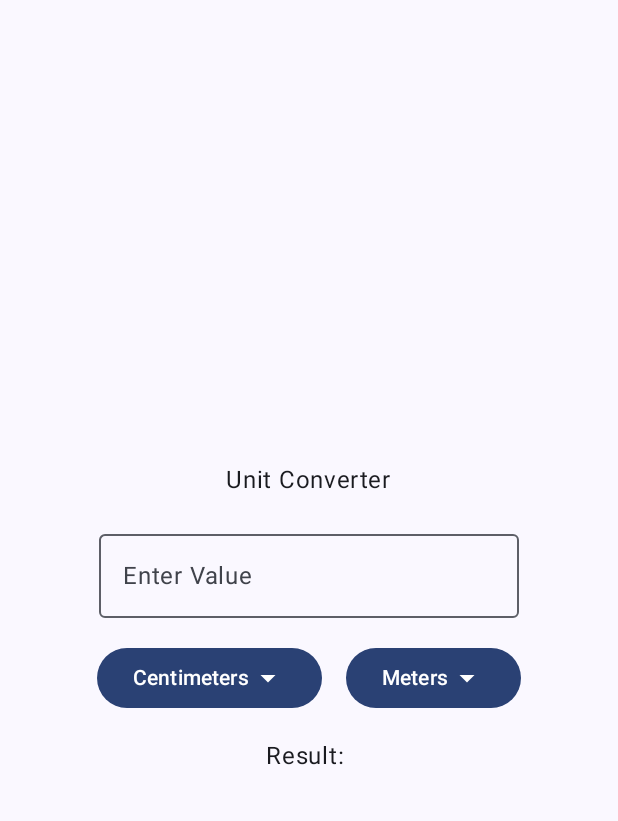
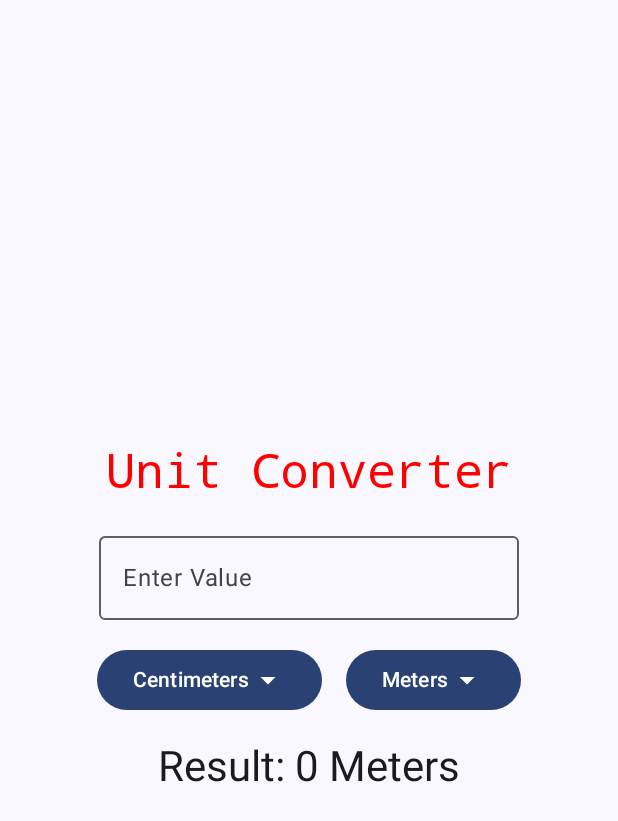
Before and after one commit to euclidesdry/uniit.converter-kotlin, an Android app built with Jetpack Compose: the screen it shows after launch (MainActivity), on a phone screen of 412 x 824 dp. Shown: the top 821 px of the screen. Run offline under Robolectric (Android 15) with nearby library versions, the phone set to English and light mode, and no system bars.

Commit message:
feat(composable): changing the font of app name
Signed-off-by: Euclides do Rosário <euclidesdry@gmail.com>

```diff
--- a/app/src/main/java/com/example/uniitconverter/MainActivity.kt
+++ b/app/src/main/java/com/example/uniitconverter/MainActivity.kt
@@ -29,8 +29,12 @@ import androidx.compose.runtime.remember
 import androidx.compose.runtime.setValue
 import androidx.compose.ui.Alignment
 import androidx.compose.ui.Modifier
+import androidx.compose.ui.graphics.Color
+import androidx.compose.ui.text.TextStyle
+import androidx.compose.ui.text.font.FontFamily
 import androidx.compose.ui.tooling.preview.Preview
 import androidx.compose.ui.unit.dp
+import androidx.compose.ui.unit.sp
 import com.example.uniitconverter.ui.theme.UniitConverterTheme
 import kotlin.math.roundToInt
 
@@ -55,13 +59,19 @@ class MainActivity : ComponentActivity() {
 fun UnitConverter() {
 
     var inputValue by remember { mutableStateOf("") }
-    var outputValue by remember { mutableStateOf("") }
+    var outputValue by remember { mutableStateOf("0") }
     var inputUnit by remember { mutableStateOf("Centimeters") }
     var outputUnit by remember { mutableStateOf("Meters") }
     var iExpanded by remember { mutableStateOf(false) }
     var oExpanded by remember { mutableStateOf(false) }
     val conversionFactor = remember { mutableStateOf(1.00) }
     val oConversionFactor = remember { mutableStateOf(1.00) }
+
+    val customTextStyle = TextStyle(
+        fontFamily = FontFamily.Monospace,
+        fontSize = 32.sp,
+        color = Color.Red
+    )
 
     fun convertUnits() {
         val inputValuesDouble = inputValue.toDoubleOrNull() ?: 0.0
@@ -75,7 +85,7 @@ fun UnitConverter() {
         horizontalAlignment = Alignment.CenterHorizontally
     ) {
 
-        Text("Unit Converter")
+        Text("Unit Converter", style = customTextStyle)
         Spacer(modifier = Modifier.height(16.dp))
         OutlinedTextField(
             value = inputValue,
@@ -185,7 +195,9 @@ fun UnitConverter() {
             }
         }
         Spacer(modifier = Modifier.height(16.dp))
-        Text("Result: $outputValue")
+        Text("Result: $outputValue $outputUnit",
+                style = MaterialTheme.typography.headlineMedium
+            )
     }
 }
 
```
